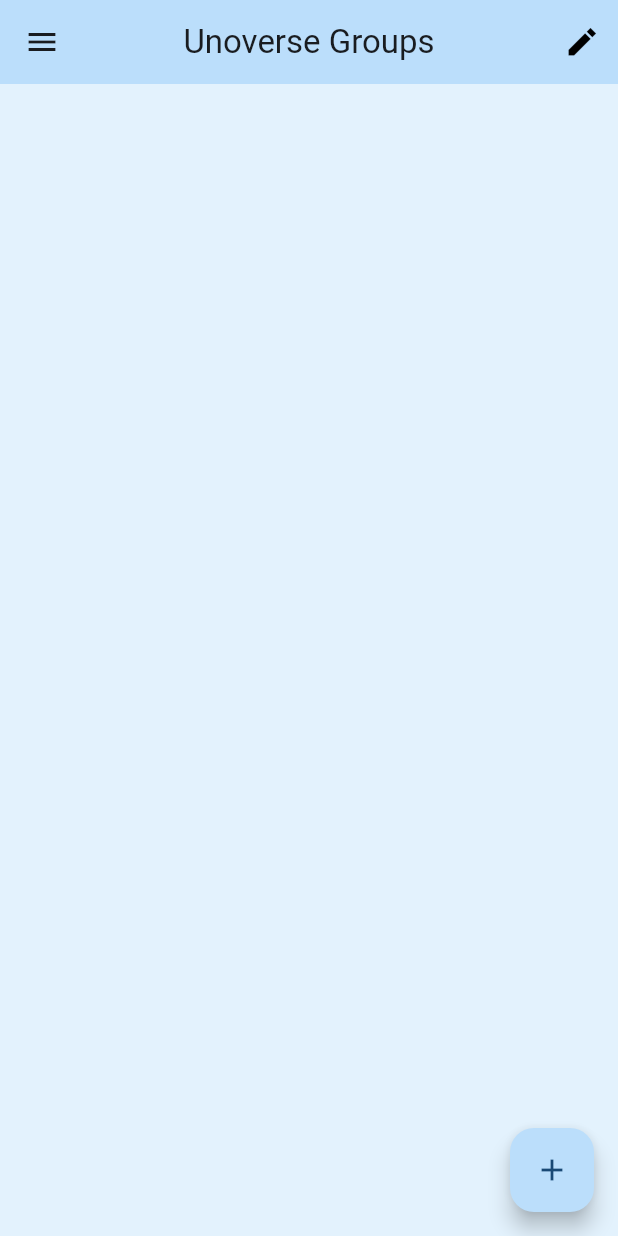
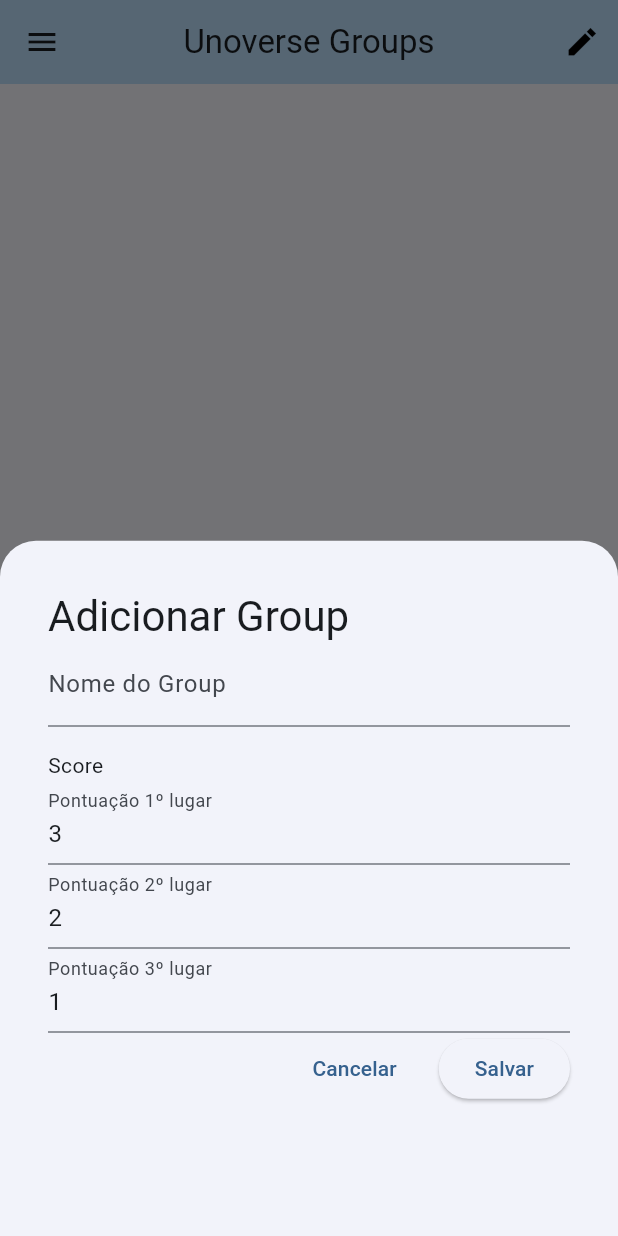
Before and after one commit to HiroGarcia/Unoverse, a Flutter app: the screen it shows once a user with an empty profile is signed in, after a tap on the "add" icon, on a phone screen of 412 x 824 dp. Run offline on Flutter 3.47's test engine with Material 3 defaults, Android fonts, the phone set to English and light mode, and no system bars; our stand-ins replace cloud_firestore, firebase_auth, firebase_core; accounts and stored records are empty; generated files the repository leaves out were written again.

Commit message:
feature: created addGroup function

```diff
--- a/lib/data/services/auth_service.dart
+++ b/lib/data/services/auth_service.dart
@@ -36,6 +36,7 @@ class AuthService {
           .createUserWithEmailAndPassword(email: email, password: password);
 
       await userCredential.user!.updateDisplayName(name);
+      await userCredential.user!.updatePhotoURL('1');
     } on FirebaseAuthException catch (e) {
       switch (e.code) {
         case "email-already-in-use":
@@ -49,7 +50,6 @@ class AuthService {
     } catch (e) {
       return 'Big error';
     }
-
     return null;
   }
 }
--- a/lib/data/services/group_service.dart
+++ b/lib/data/services/group_service.dart
@@ -5,19 +5,33 @@ import '../../domain/entity/group_entity.dart';
 class GroupService {
   FirebaseFirestore firestore = FirebaseFirestore.instance;
 
-  Future<List<Group>> readGroup({required String groupId}) async {
+  Future<List<Group>> readGroup({required List<String> groupId}) async {
     List<Group> temp = [];
-    print(groupId);
+
     QuerySnapshot<Map<String, dynamic>> snapshot =
         await firestore
             .collection("groups")
-            .where('groupId', isEqualTo: groupId)
+            .where('groupId', whereIn: groupId)
             .get();
 
     for (var doc in snapshot.docs) {
       temp.add(Group.fromMap(doc.data()));
     }
-    print(temp[0].config);
     return temp;
   }
+
+  Future<void> addGroup({required Group group}) async {
+    try {
+      await firestore
+          .collection("groups")
+          .doc(group.groupId)
+          .set(group.toMap());
+
+      await firestore.collection("users").doc(group.createBy).update({
+        'groupsId': FieldValue.arrayUnion([group.groupId]),
+      });
+    } on FirebaseException catch (e) {
+      print("Erro ao adicionar grupo e atualizar usuário: $e");
+    }
+  }
 }
--- a/lib/domain/entity/user_entity.dart
+++ b/lib/domain/entity/user_entity.dart
@@ -1,13 +1,13 @@
 class UserEntity {
-  String name;
-  String email;
-  String avatar;
+  String? name;
+  String? email;
+  String? avatar;
   List<String> groupsId;
 
   UserEntity({
-    required this.name,
-    required this.email,
-    required this.avatar,
+    this.name = '',
+    this.email = '',
+    this.avatar = '',
     required this.groupsId,
   });
 
--- a/lib/main.dart
+++ b/lib/main.dart
@@ -31,10 +31,7 @@ class UnoverseApp extends StatelessWidget {
         ),
       ),
       home: const RoteadorTelas(),
-      routes: {
-        'loginScreen': (context) => LoginPage(),
-        'homeScreen': (context) => HomePage(),
-      },
+      routes: {'loginScreen': (context) => LoginPage()},
     );
   }
 }
@@ -51,7 +48,7 @@ class RoteadorTelas extends StatelessWidget {
           return const Center(child: CircularProgressIndicator());
         } else {
           if (snapshot.hasData) {
-            return HomePage();
+            return HomePage(user: snapshot.data!);
           } else {
             return const LoginPage();
           }
--- a/lib/presentation/pages/home/home_page.dart
+++ b/lib/presentation/pages/home/home_page.dart
@@ -1,5 +1,6 @@
-import 'package:firebase_core/firebase_core.dart';
+import 'package:firebase_auth/firebase_auth.dart';
 import 'package:flutter/material.dart';
+import 'package:unoverse/presentation/widgets/show_form_modal.dart';
 
 import '../../../data/services/group_service.dart';
 import '../../../data/services/user_service.dart';
@@ -7,7 +8,8 @@ import '../../../domain/entity/group_entity.dart';
 import '../../../domain/entity/user_entity.dart';
 
 class HomePage extends StatefulWidget {
-  const HomePage({super.key});
+  final User user;
+  const HomePage({super.key, required this.user});
 
   @override
   State<HomePage> createState() => _HomePageState();
@@ -17,40 +19,19 @@ class _HomePageState extends State<HomePage> {
   UserService userService = UserService();
   GroupService groupService = GroupService();
   List<Group> listGroup = [];
+  FirebaseAuth status = FirebaseAuth.instance;
 
-  UserEntity? user;
-  late Future<UserEntity> futureUser;
+  UserEntity user = UserEntity(groupsId: []);
 
   @override
   void initState() {
-    futureUser = userService.readUser();
+    refresh();
 
     super.initState();
   }
 
   @override
   Widget build(BuildContext context) {
-    return FutureBuilder<UserEntity>(
-      future: futureUser,
-      builder: (context, snapshot) {
-        if (snapshot.connectionState != ConnectionState.done) {
-          return const Scaffold(
-            body: Center(child: CircularProgressIndicator()),
-          );
-        }
-        if (snapshot.hasError) {
-          return const Scaffold(
-            body: Center(child: Text('Erro ao carregar usuário')),
-          );
-        }
-        final userData = snapshot.data!;
-        user ??= userData;
-
-        if (listGroup.isEmpty) {
-          WidgetsBinding.instance.addPostFrameCallback((_) {
-            refresh();
-          });
-        }
     return Scaffold(
       appBar: AppBar(
         title: Text('Unoverse Groups'),
@@ -58,10 +39,10 @@ class _HomePageState extends State<HomePage> {
           IconButton(
             onPressed: () {
               print('--------------');
-                  print('Nome: ${user!.name}');
-                  print('Email: ${user!.email}');
-                  print('Avatar: ${user!.avatar}');
-                  print('Grupos: ${user!.groupsId}');
+              print('Nome: ${widget.user.displayName}');
+              print('Email: ${widget.user.email}');
+              print('Avatar: ${widget.user.photoURL}');
+              print('Grupos: ${user.groupsId}');
               print('Name Group: ${listGroup[0].name}');
             },
             icon: Icon(Icons.mode_edit_sharp),
@@ -70,11 +51,22 @@ class _HomePageState extends State<HomePage> {
         ],
       ),
       floatingActionButton: FloatingActionButton(
-            onPressed: () {},
+        onPressed: () {
+          showFormModal(context: context, uid: widget.user.uid);
+        },
         child: Icon(Icons.add),
       ),
       drawer: Drawer(),
-          body: Container(
+      body:
+          (user.groupsId.isEmpty)
+              ? const Center(
+                child: Text(
+                  "Nenhuma lista ainda.\nVamos criar a primeira?",
+                  textAlign: TextAlign.center,
+                  style: TextStyle(fontSize: 18),
+                ),
+              )
+              : Container(
                 color: Colors.blue[50],
                 child: GridView.builder(
                   gridDelegate: SliverGridDelegateWithMaxCrossAxisExtent(
@@ -92,7 +84,9 @@ class _HomePageState extends State<HomePage> {
                             Text(
                               group.name,
                               textAlign: TextAlign.center,
-                          style: const TextStyle(fontWeight: FontWeight.bold),
+                              style: const TextStyle(
+                                fontWeight: FontWeight.bold,
+                              ),
                             ),
                             const SizedBox(height: 8),
                             Text('ID: ${group.groupId}'),
@@ -104,16 +98,20 @@ class _HomePageState extends State<HomePage> {
                 ),
               ),
     );
-      },
-    );
   }
 
   refresh() async {
+    user = await userService.readUser();
+
     try {
+      if (user.groupsId.isNotEmpty) {
         List<Group> lisGroup = await groupService.readGroup(
-        groupId: user!.groupsId[0],
+          groupId: user.groupsId,
         );
         listGroup = lisGroup;
+      } else {
+        listGroup = [];
+      }
     } on FirebaseException catch (e) {
       print('Erro fire ao carregar grupos: $e');
     } catch (e) {
--- /dev/null
+++ b/lib/presentation/widgets/show_form_modal.dart
@@ -0,0 +1,125 @@
+import 'package:flutter/material.dart';
+import 'package:flutter/services.dart';
+
+import '../controllers/modal_controller.dart';
+
+showFormModal({required BuildContext context, required String uid}) {
+  TextEditingController nameController = TextEditingController();
+  TextEditingController primeiroController = TextEditingController(text: '3');
+  TextEditingController segundoController = TextEditingController(text: '2');
+  TextEditingController terceiroController = TextEditingController(text: '1');
+  ModalController modalController = ModalController();
+
+  final formKey = GlobalKey<FormState>();
+
+  showModalBottomSheet(
+    context: context,
+    shape: const RoundedRectangleBorder(
+      borderRadius: BorderRadius.vertical(top: Radius.circular(24)),
+    ),
+    builder: (context) {
+      return Container(
+        height: MediaQuery.of(context).size.height,
+        padding: const EdgeInsets.all(32.0),
+
+        child: Form(
+          key: formKey,
+          child: ListView(
+            children: [
+              Text(
+                'Adicionar Group',
+                style: Theme.of(context).textTheme.headlineMedium,
+              ),
+              TextFormField(
+                controller: nameController,
+                decoration: const InputDecoration(label: Text("Nome do Group")),
+                validator: (value) {
+                  if (value == null || value.isEmpty) {
+                    return 'Nome é obrigatório';
+                  }
+                  if (value.length < 3) {
+                    return 'Nome deve ter pelo menos 3 caracteres';
+                  }
+                  return null;
+                },
+              ),
+              const SizedBox(height: 16),
+
+              Text('Score'),
+              TextFormField(
+                controller: primeiroController,
+                keyboardType: TextInputType.number,
+                decoration: InputDecoration(labelText: 'Pontuação 1º lugar'),
+                inputFormatters: [FilteringTextInputFormatter.digitsOnly],
+                validator: (value) {
+                  if (value == null || value.isEmpty) {
+                    return 'Pontuação é obrigatória';
+                  }
+                  return null;
+                },
+              ),
+              TextFormField(
+                controller: segundoController,
+                keyboardType: TextInputType.number,
+                decoration: InputDecoration(labelText: 'Pontuação 2º lugar'),
+                inputFormatters: [FilteringTextInputFormatter.digitsOnly],
+                validator: (value) {
+                  if (value == null || value.isEmpty) {
+                    return 'Pontuação é obrigatória';
+                  }
+                  return null;
+                },
+              ),
+              TextFormField(
+                controller: terceiroController,
+                keyboardType: TextInputType.number,
+                decoration: InputDecoration(labelText: 'Pontuação 3º lugar'),
+                inputFormatters: [FilteringTextInputFormatter.digitsOnly],
+                validator: (value) {
+                  if (value == null || value.isEmpty) {
+                    return 'Pontuação é obrigatória';
+                  }
+                  return null;
+                },
+              ),
+              Row(
+                mainAxisAlignment: MainAxisAlignment.end,
+                children: [
+                  TextButton(
+                    onPressed: () {
+                      Navigator.pop(context);
+                    },
+                    child: Text('Cancelar'),
+                  ),
+                  const SizedBox(width: 16),
+                  ElevatedButton(
+                    onPressed: () {
+                      if (formKey.currentState!.validate()) {
+                        Map<String, String> role = {uid: 'master'};
+                        Map<String, int> config = {
+                          'primeiro': int.parse(primeiroController.text),
+                          'segundo': int.parse(segundoController.text),
+                          'terceiro': int.parse(terceiroController.text),
+                        };
+                        List<String> membersList = [uid];
+                        modalController.addGroup(
+                          name: nameController.text,
+                          uid: uid,
+                          members: membersList,
+                          role: role,
+                          config: config,
+                        );
+                        Navigator.pop(context);
+                      }
+                    },
+                    child: Text('Salvar'),
+                  ),
+                ],
+              ),
+            ],
+          ),
+        ),
+      );
+    },
+  );
+}
```
Also changed, not shown: lib/presentation/controllers/modal_controller.dart (added, +27 -0 lines). Lines whose indentation alone changed are shown as unchanged.
